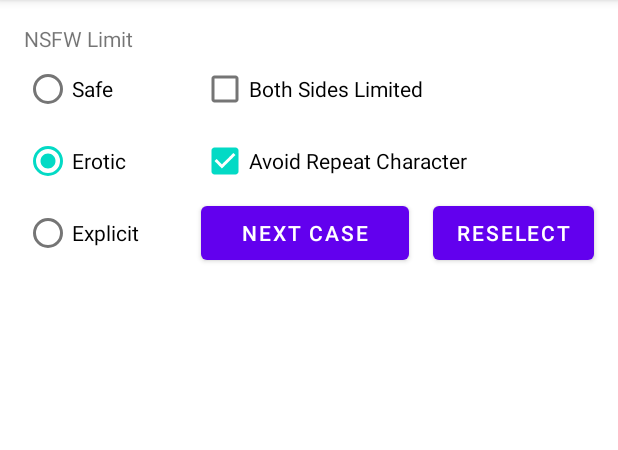
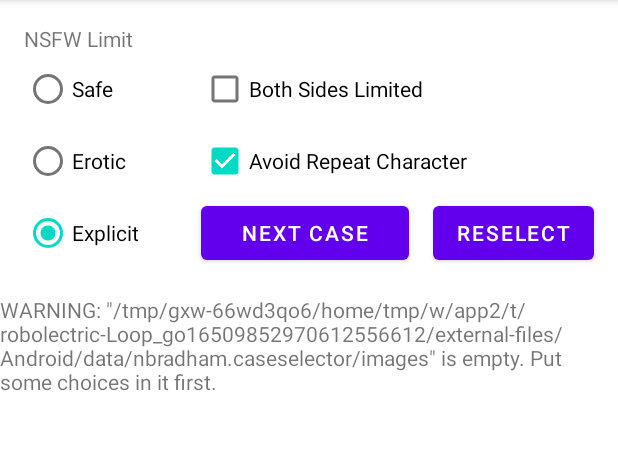
Before and after one commit to nickolasbradham/Android-Case-Selector, an Android app: the screen it shows after launch (MainActivity), on a phone screen of 412 x 824 dp, the part 84-534 px from its top. Run offline under Robolectric (Android 15) with nearby library versions, the phone set to English and light mode, and no system bars.

Commit message:
Cleanup and more error handling.

```diff
--- a/app/src/main/java/nbradham/caseselector/MainActivity.java
+++ b/app/src/main/java/nbradham/caseselector/MainActivity.java
@@ -60,7 +60,7 @@ public class MainActivity extends AppCompatActivity {
             }
 
         //Setup app from options.
-        switch (props.getProperty(OPT_SFW, CH_EROTIC)) {
+        switch (props.getProperty(OPT_SFW, CH_EXPLICIT)) {
             case CH_SAFE:
                 ((RadioButton) findViewById(R.id.rbSafe)).setChecked(true);
                 break;
--- a/app/src/main/res/values/strings.xml
+++ b/app/src/main/res/values/strings.xml
@@ -10,4 +10,5 @@
     <string name="nsfw_limit">NSFW Limit</string>
     <string name="case_image">Case Image</string>
     <string name="err_no_case">Unable to find case meeting all criteria.</string>
+    <string name="err_no_images">WARNING: \"%1$s\" is empty. Put some choices in it first.</string>
 </resources>
```
